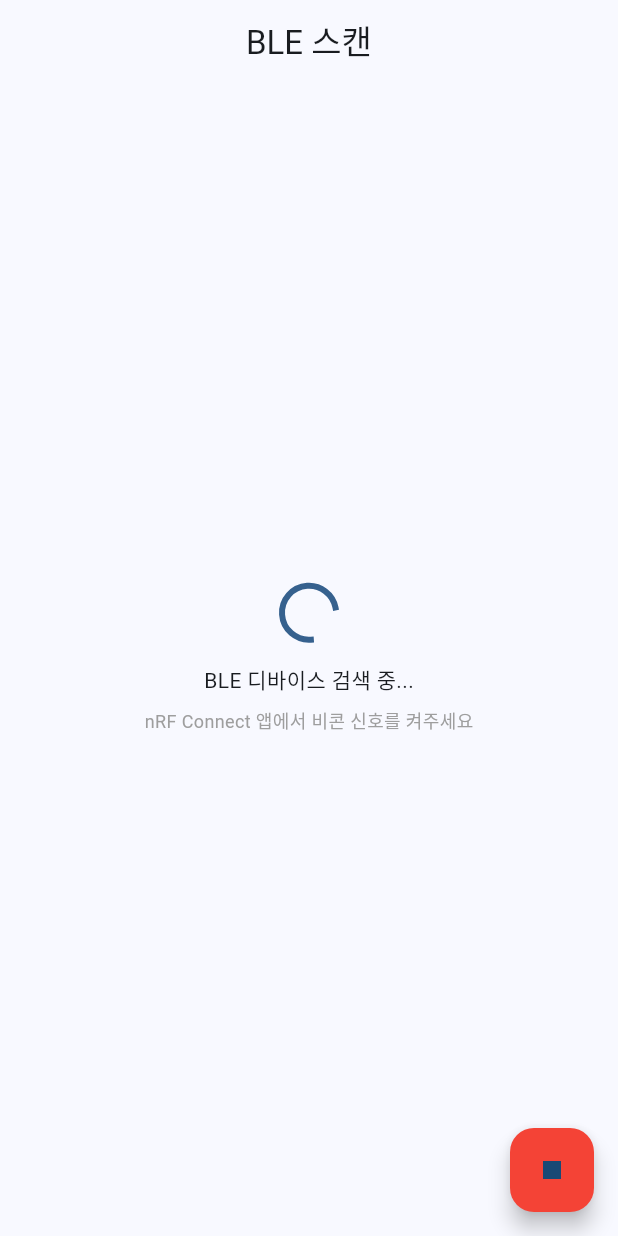
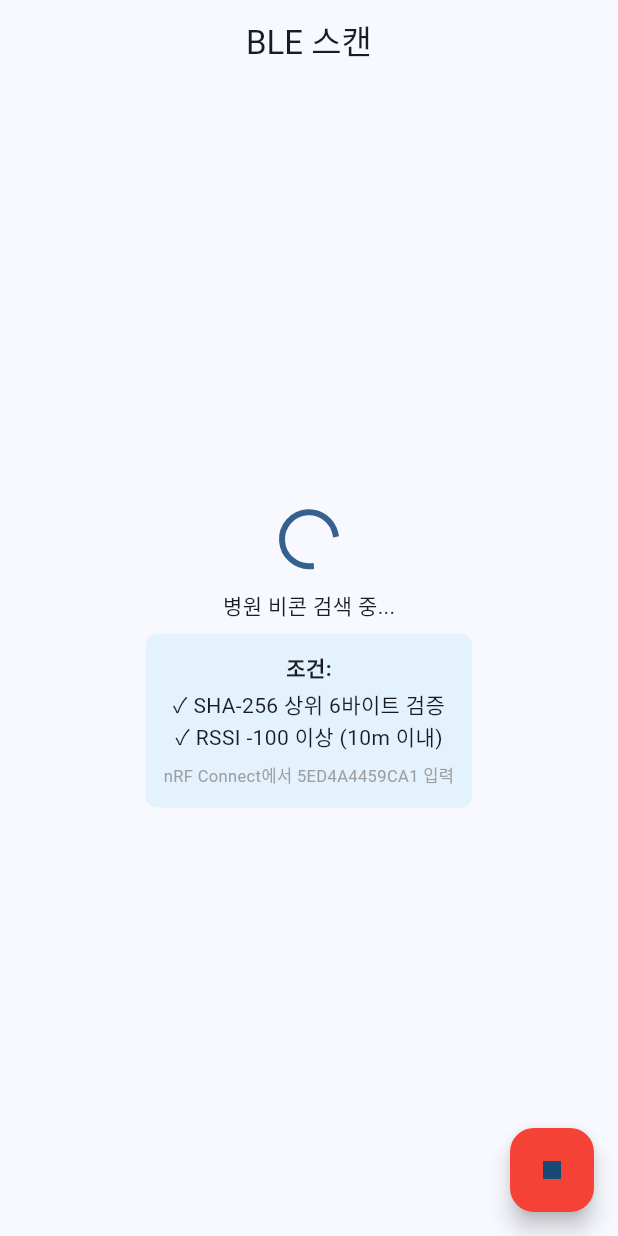
Before and after one commit to 9oormthon-univ/2025_SEASONTHON_TEAM_45_APP, a Flutter app: the screen it shows after launch, on a phone screen of 412 x 824 dp. Run offline on Flutter 3.47's test engine with Material 3 defaults, Android fonts, the phone set to English and light mode, and no system bars; our stand-ins replace bloc, dartz, equatable, flutter_bloc, flutter_blue_plus, get_it and 1 more.

Commit message:
feat: BLE 병원 비콘 SHA-256 검증 및 자동 체크인 구현
- SHA-256 해시를 이용한 병원 비콘 검증 로직 추가
- RSSI 임계값 -100 설정 (10m 범위)
- 병원 도착 시 자동 POST 요청 구현
- Service Data/Manufacturer Data 다중 검증 방식 적용
- iOS-Android BLE 호환성 개선

```diff
--- a/lib/main.dart
+++ b/lib/main.dart
@@ -3,10 +3,15 @@ import 'package:flutter_bloc/flutter_bloc.dart';
 import 'injection_container.dart' as di;
 import 'presentation/bloc/ble/ble_bloc.dart';
 import 'presentation/views/ble_scan_view.dart';
+import 'core/utils/crypto_utils.dart';
 
 void main() async {
   WidgetsFlutterBinding.ensureInitialized();
   await di.init();
+
+  // nRF Connect 설정용 해시값 출력
+  CryptoUtils.printHashForNRFConnect();
+
   runApp(const MyApp());
 }
 
--- a/lib/presentation/views/ble_scan_view.dart
+++ b/lib/presentation/views/ble_scan_view.dart
@@ -126,16 +126,34 @@ class _BleScanViewState extends State<BleScanView>
 
           if (state is BleScanning) {
             if (state.devices.isEmpty) {
-              return const Center(
+              return Center(
                 child: Column(
                   mainAxisAlignment: MainAxisAlignment.center,
                   children: [
-                    CircularProgressIndicator(),
-                    SizedBox(height: 16),
-                    Text('BLE 디바이스 검색 중...'),
-                    SizedBox(height: 8),
-                    Text('nRF Connect 앱에서 비콘 신호를 켜주세요',
-                      style: TextStyle(fontSize: 12, color: Colors.grey)),
+                    const CircularProgressIndicator(),
+                    const SizedBox(height: 16),
+                    const Text('병원 비콘 검색 중...'),
+                    const SizedBox(height: 8),
+                    Container(
+                      padding: const EdgeInsets.all(12),
+                      margin: const EdgeInsets.symmetric(horizontal: 20),
+                      decoration: BoxDecoration(
+                        color: Colors.blue.shade50,
+                        borderRadius: BorderRadius.circular(8),
+                      ),
+                      child: const Column(
+                        children: [
+                          Text('조건:', style: TextStyle(fontWeight: FontWeight.bold)),
+                          SizedBox(height: 4),
+                          Text('✓ SHA-256 상위 6바이트 검증'),
+                          Text('✓ RSSI -100 이상 (10m 이내)'),
+                          SizedBox(height: 8),
+                          Text('nRF Connect에서 5ED4A4459CA1 입력',
+                            style: TextStyle(fontSize: 11, color: Colors.grey),
+                            textAlign: TextAlign.center),
+                        ],
+                      ),
+                    ),
                   ],
                 ),
               );
--- a/pubspec.yaml
+++ b/pubspec.yaml
@@ -52,6 +52,12 @@ dependencies:
   # 권한 처리
   permission_handler: ^11.1.0
 
+  # HTTP 통신
+  http: ^1.1.0
+
+  # 암호화
+  crypto: ^3.0.3
+
 dev_dependencies:
   flutter_test:
     sdk: flutter
```
Also changed, not shown: lib/core/utils/crypto_utils.dart (added, +41 -0 lines), lib/data/datasources/api_service.dart (added, +44 -0 lines), lib/data/datasources/ble_remote_datasource.dart (+89 -5 lines), pubspec.lock.
